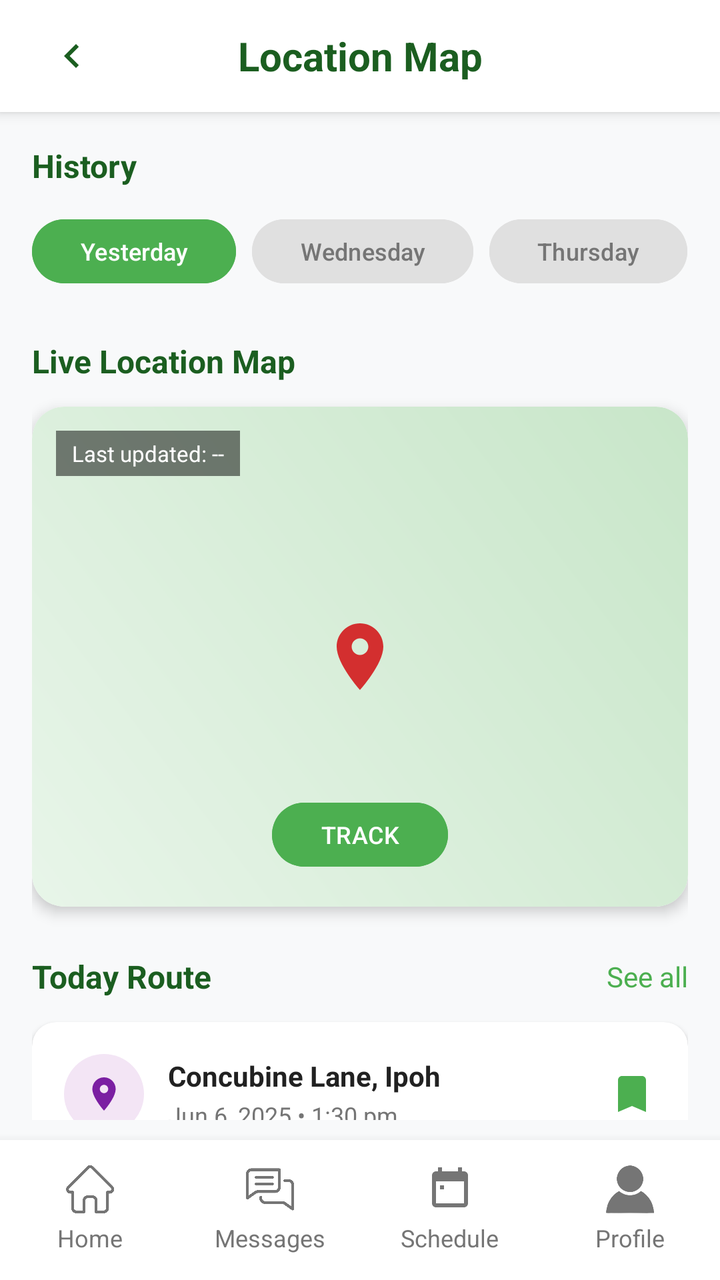
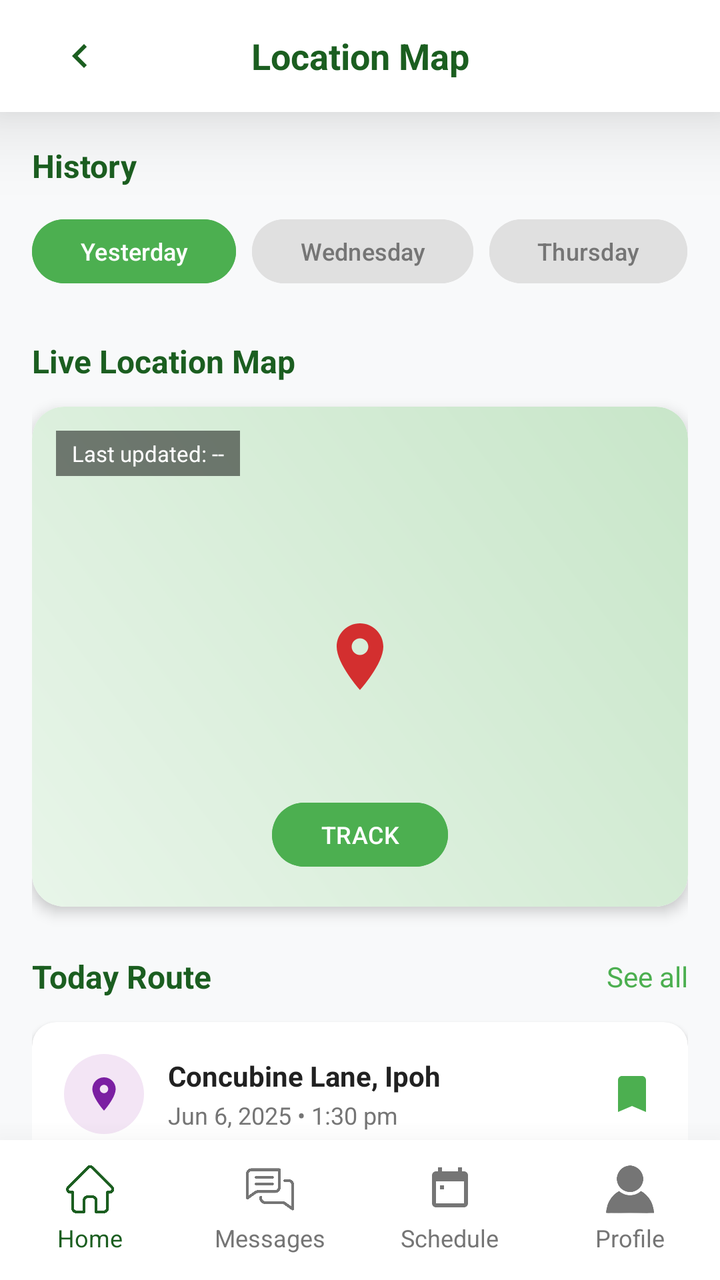

Two renders of the same Android screen: before a commit and after it. Below are the layout's source before the change and the commit's diff.
<!-- AndroidManifest.xml: application theme Theme.CareLink -->
<!-- res/layout/activity_location_map.xml -->
<?xml version="1.0" encoding="utf-8"?>
<androidx.coordinatorlayout.widget.CoordinatorLayout
    xmlns:android="http://schemas.android.com/apk/res/android"
    xmlns:app="http://schemas.android.com/apk/res-auto"
    android:layout_width="match_parent"
    android:layout_height="match_parent"
    android:background="#F8F9FA">

    <LinearLayout
        android:id="@+id/header"
        android:layout_width="match_parent"
        android:layout_height="wrap_content"
        android:orientation="vertical"
        android:background="@color/white"
        android:elevation="4dp">

        <LinearLayout
            android:layout_width="match_parent"
            android:layout_height="56dp"
            android:orientation="horizontal"
            android:gravity="center_vertical"
            android:paddingHorizontal="16dp">

            <ImageView
                android:id="@+id/btnBack"
                android:layout_width="40dp"
                android:layout_height="40dp"
                android:src="@drawable/ic_chevron_left"
                android:padding="8dp"
                android:background="?attr/selectableItemBackgroundBorderless"/>

            <TextView
                android:layout_width="0dp"
                android:layout_height="wrap_content"
                android:layout_weight="1"
                android:text="Location Map"
                android:textSize="20sp"
                android:textStyle="bold"
                android:textColor="#1B5E20"
                android:gravity="center"/>

            <ImageView
                android:id="@+id/btnMore"
                android:layout_width="40dp"
                android:layout_height="40dp"
                android:src="@drawable/ic_more_vert"
                android:padding="8dp"
                android:background="?attr/selectableItemBackgroundBorderless"/>
        </LinearLayout>
    </LinearLayout>

    <androidx.core.widget.NestedScrollView
        android:layout_width="match_parent"
        android:layout_height="match_parent"
        android:layout_marginTop="56dp"
        android:layout_marginBottom="80dp"
        android:fillViewport="true">

        <LinearLayout
            android:layout_width="match_parent"
            android:layout_height="wrap_content"
            android:orientation="vertical"
            android:padding="16dp">

            <TextView
                android:layout_width="wrap_content"
                android:layout_height="wrap_content"
                android:text="History"
                android:textSize="16sp"
                android:textStyle="bold"
                android:textColor="#1B5E20"
                android:layout_marginBottom="12dp"/>

            <HorizontalScrollView
                android:layout_width="match_parent"
                android:layout_height="wrap_content"
                android:scrollbars="none">

                <LinearLayout
                    android:layout_width="wrap_content"
                    android:layout_height="wrap_content"
                    android:orientation="horizontal">

                    <com.google.android.material.button.MaterialButton
                        android:id="@+id/btnYesterday"
                        android:layout_width="wrap_content"
                        android:layout_height="40dp"
                        android:text="Yesterday"
                        android:textSize="12sp"
                        android:backgroundTint="#4CAF50"
                        android:textColor="@color/white"
                        app:cornerRadius="20dp"
                        android:layout_marginEnd="8dp"/>

                    <com.google.android.material.button.MaterialButton
                        android:id="@+id/btnWednesday"
                        android:layout_width="wrap_content"
                        android:layout_height="40dp"
                        android:text="Wednesday"
                        android:textSize="12sp"
                        android:backgroundTint="#E0E0E0"
                        android:textColor="#757575"
                        app:cornerRadius="20dp"
                        android:layout_marginEnd="8dp"/>

                    <com.google.android.material.button.MaterialButton
                        android:id="@+id/btnThursday"
                        android:layout_width="wrap_content"
                        android:layout_height="40dp"
                        android:text="Thursday"
                        android:textSize="12sp"
                        android:backgroundTint="#E0E0E0"
                        android:textColor="#757575"
                        app:cornerRadius="20dp"
                        android:layout_marginEnd="8dp"/>

                    <com.google.android.material.button.MaterialButton
                        android:id="@+id/btnFriday"
                        android:layout_width="wrap_content"
                        android:layout_height="40dp"
                        android:text="Friday"
                        android:textSize="12sp"
                        android:backgroundTint="#E0E0E0"
                        android:textColor="#757575"
                        app:cornerRadius="20dp"/>
                </LinearLayout>
            </HorizontalScrollView>

            <TextView
                android:layout_width="wrap_content"
                android:layout_height="wrap_content"
                android:text="Live Location Map"
                android:textSize="16sp"
                android:textStyle="bold"
                android:textColor="#1B5E20"
                android:layout_marginTop="24dp"
                android:layout_marginBottom="12dp"/>

            <androidx.cardview.widget.CardView
                android:layout_width="match_parent"
                android:layout_height="250dp"
                app:cardCornerRadius="16dp"
                app:cardElevation="4dp">

                <FrameLayout
                    android:layout_width="match_parent"
                    android:layout_height="match_parent">

                    <ImageView
                        android:id="@+id/ivMap"
                        android:layout_width="match_parent"
                        android:layout_height="match_parent"
                        android:src="@drawable/img_map"
                        android:scaleType="centerCrop"/>

                    <TextView
                        android:id="@+id/tvLastUpdated"
                        android:layout_width="wrap_content"
                        android:layout_height="wrap_content"
                        android:text="Last updated: --"
                        android:textSize="11sp"
                        android:textColor="@color/white"
                        android:background="#80000000"
                        android:paddingHorizontal="8dp"
                        android:paddingVertical="4dp"
                        android:layout_gravity="top|start"
                        android:layout_margin="12dp"/>

                    <ImageView
                        android:layout_width="40dp"
                        android:layout_height="40dp"
                        android:src="@drawable/ic_location_pin"
                        android:layout_gravity="center"/>

                    <com.google.android.material.button.MaterialButton
                        android:id="@+id/btnTrack"
                        android:layout_width="wrap_content"
                        android:layout_height="40dp"
                        android:text="TRACK"
                        android:textSize="12sp"
                        android:backgroundTint="#4CAF50"
                        android:textColor="@color/white"
                        app:cornerRadius="20dp"
                        android:layout_gravity="bottom|center_horizontal"
                        android:layout_marginBottom="16dp"/>
                </FrameLayout>
            </androidx.cardview.widget.CardView>

            <LinearLayout
                android:layout_width="match_parent"
                android:layout_height="wrap_content"
                android:orientation="horizontal"
                android:layout_marginTop="24dp"
                android:gravity="center_vertical">

                <TextView
                    android:layout_width="0dp"
                    android:layout_height="wrap_content"
                    android:layout_weight="1"
                    android:text="Today Route"
                    android:textSize="16sp"
                    android:textStyle="bold"
                    android:textColor="#1B5E20"/>

                <TextView
                    android:id="@+id/tvSeeAllRoute"
                    android:layout_width="wrap_content"
                    android:layout_height="wrap_content"
                    android:text="See all"
                    android:textSize="14sp"
                    android:textColor="#4CAF50"/>
            </LinearLayout>

            <androidx.cardview.widget.CardView
                android:layout_width="match_parent"
                android:layout_height="wrap_content"
                android:layout_marginTop="12dp"
                app:cardCornerRadius="12dp"
                app:cardElevation="2dp">

                <LinearLayout
                    android:layout_width="match_parent"
                    android:layout_height="wrap_content"
                    android:orientation="vertical"
                    android:padding="16dp">

                    <LinearLayout
                        android:layout_width="match_parent"
                        android:layout_height="wrap_content"
                        android:orientation="horizontal"
                        android:gravity="center_vertical">

                        <ImageView
                            android:layout_width="40dp"
                            android:layout_height="40dp"
                            android:src="@drawable/ic_location"
                            android:background="@drawable/circle_purple_light"
                            android:padding="10dp"
                            app:tint="#7B1FA2"/>

                        <LinearLayout
                            android:layout_width="0dp"
                            android:layout_height="wrap_content"
                            android:layout_weight="1"
                            android:orientation="vertical"
                            android:layout_marginStart="12dp">

                            <TextView
                                android:layout_width="wrap_content"
                                android:layout_height="wrap_content"
                                android:text="Concubine Lane, Ipoh"
                                android:textSize="14sp"
                                android:textStyle="bold"
                                android:textColor="#212121"/>

                            <TextView
                                android:layout_width="wrap_content"
                                android:layout_height="wrap_content"
                                android:text="Jun 6, 2025 • 1:30 pm"
                                android:textSize="12sp"
                                android:textColor="#757575"
                                android:layout_marginTop="2dp"/>
                        </LinearLayout>

                        <ImageView
                            android:layout_width="24dp"
                            android:layout_height="24dp"
                            android:src="@drawable/ic_bookmark"
                            app:tint="#4CAF50"/>
                    </LinearLayout>

                    <View
                        android:layout_width="match_parent"
                        android:layout_height="1dp"
                        android:background="#E0E0E0"
                        android:layout_marginVertical="12dp"/>

                    <LinearLayout
                        android:layout_width="match_parent"
                        android:layout_height="wrap_content"
                        android:orientation="horizontal"
                        android:gravity="center_vertical">

                        <ImageView
                            android:layout_width="40dp"
                            android:layout_height="40dp"
                            android:src="@drawable/ic_location"
                            android:background="@drawable/circle_purple_light"
                            android:padding="10dp"
                            app:tint="#7B1FA2"/>

                        <LinearLayout
                            android:layout_width="0dp"
                            android:layout_height="wrap_content"
                            android:layout_weight="1"
                            android:orientation="vertical"
                            android:layout_marginStart="12dp">

                            <TextView
                                android:layout_width="wrap_content"
                                android:layout_height="wrap_content"
                                android:text="Aeon Kinta City, Ipoh"
                                android:textSize="14sp"
                                android:textStyle="bold"
                                android:textColor="#212121"/>

                            <TextView
                                android:layout_width="wrap_content"
                                android:layout_height="wrap_content"
                                android:text="Jun 6, 2025 • 3:00 pm"
                                android:textSize="12sp"
                                android:textColor="#757575"
                                android:layout_marginTop="2dp"/>
                        </LinearLayout>

                        <ImageView
                            android:layout_width="24dp"
                            android:layout_height="24dp"
                            android:src="@drawable/ic_bookmark"
                            app:tint="#4CAF50"/>
                    </LinearLayout>

                </LinearLayout>
            </androidx.cardview.widget.CardView>

        </LinearLayout>
    </androidx.core.widget.NestedScrollView>

    <LinearLayout
        android:id="@+id/customBottomNav"
        android:layout_width="match_parent"
        android:layout_height="70dp"
        android:layout_gravity="bottom"
        android:background="@color/white"
        android:elevation="8dp"
        android:orientation="horizontal"
        android:weightSum="4"
        android:paddingVertical="8dp">

        <LinearLayout
            android:id="@+id/navHome"
            android:layout_width="0dp"
            android:layout_height="match_parent"
            android:layout_weight="1"
            android:orientation="vertical"
            android:gravity="center"
            android:clickable="true"
            android:background="?attr/selectableItemBackground">

            <ImageView
                android:layout_width="24dp"
                android:layout_height="24dp"
                android:src="@drawable/img_home"
                app:tint="#757575"/>

            <TextView
                android:layout_width="wrap_content"
                android:layout_height="wrap_content"
                android:text="Home"
                android:textSize="12sp"
                android:textColor="#757575"
                android:layout_marginTop="4dp"/>
        </LinearLayout>

        <LinearLayout
            android:id="@+id/navMessages"
            android:layout_width="0dp"
            android:layout_height="match_parent"
            android:layout_weight="1"
            android:orientation="vertical"
            android:gravity="center"
            android:clickable="true"
            android:background="?attr/selectableItemBackground">

            <ImageView
                android:layout_width="24dp"
                android:layout_height="24dp"
                android:src="@drawable/img_message"
                app:tint="#757575"/>

            <TextView
                android:layout_width="wrap_content"
                android:layout_height="wrap_content"
                android:text="Messages"
                android:textSize="12sp"
                android:textColor="#757575"
                android:layout_marginTop="4dp"/>
        </LinearLayout>

        <LinearLayout
            android:id="@+id/navSchedule"
            android:layout_width="0dp"
            android:layout_height="match_parent"
            android:layout_weight="1"
            android:orientation="vertical"
            android:gravity="center"
            android:clickable="true"
            android:background="?attr/selectableItemBackground">

            <ImageView
                android:layout_width="24dp"
                android:layout_height="24dp"
                android:src="@drawable/ic_calendar"
                app:tint="#757575"/>

            <TextView
                android:layout_width="wrap_content"
                android:layout_height="wrap_content"
                android:text="Schedule"
                android:textSize="12sp"
                android:textColor="#757575"
                android:layout_marginTop="4dp"/>
        </LinearLayout>

        <LinearLayout
            android:id="@+id/navProfile"
            android:layout_width="0dp"
            android:layout_height="match_parent"
            android:layout_weight="1"
            android:orientation="vertical"
            android:gravity="center"
            android:clickable="true"
            android:background="?attr/selectableItemBackground">

            <ImageView
                android:layout_width="24dp"
                android:layout_height="24dp"
                android:src="@drawable/img_profile"
                app:tint="#757575"/>

            <TextView
                android:layout_width="wrap_content"
                android:layout_height="wrap_content"
                android:text="Profile"
                android:textSize="12sp"
                android:textColor="#757575"
                android:layout_marginTop="4dp"/>
        </LinearLayout>

    </LinearLayout>

</androidx.coordinatorlayout.widget.CoordinatorLayout>
<!-- resources referenced by this layout -->
<resources>
  <color name="white">#FFFFFF</color>
  <!-- drawable circle_purple_light (drawable) -->
  <?xml version="1.0" encoding="utf-8"?>
  <shape xmlns:android="http://schemas.android.com/apk/res/android"
      android:shape="oval">
      <solid android:color="#F3E5F5"/>
  </shape>
  <!-- drawable ic_bookmark (drawable) -->
  <?xml version="1.0" encoding="utf-8"?>
  <vector xmlns:android="http://schemas.android.com/apk/res/android"
      android:width="24dp"
      android:height="24dp"
      android:viewportWidth="24"
      android:viewportHeight="24"
      android:tint="#4CAF50">
      <path
          android:fillColor="@android:color/white"
          android:pathData="M17,3H7c-1.1,0 -1.99,0.9 -1.99,2L5,21l7,-3 7,3V5c0,-1.1 -0.9,-2 -2,-2z"/>
  </vector>
  <!-- drawable ic_calendar (drawable) -->
  <?xml version="1.0" encoding="utf-8"?>
  <vector xmlns:android="http://schemas.android.com/apk/res/android"
      android:width="24dp"
      android:height="24dp"
      android:viewportWidth="24"
      android:viewportHeight="24">
      <path
          android:fillColor="#757575"
          android:pathData="M19,3h-1L18,1h-2v2L8,3L8,1L6,1v2L5,3c-1.11,0 -1.99,0.9 -1.99,2L3,19c0,1.1 0.89,2 2,2h14c1.1,0 2,-0.9 2,-2L21,5c0,-1.1 -0.9,-2 -2,-2zM19,19L5,19L5,8h14v11zM9,10L7,10v2h2v-2z"/>
  </vector>
  <!-- drawable ic_chevron_left (drawable) -->
  <?xml version="1.0" encoding="utf-8"?>
  <vector xmlns:android="http://schemas.android.com/apk/res/android"
      android:width="24dp"
      android:height="24dp"
      android:viewportWidth="24"
      android:viewportHeight="24"
      android:tint="#1B5E20">
      <path
          android:fillColor="@android:color/white"
          android:pathData="M15.41,7.41L14,6l-6,6 6,6 1.41,-1.41L10.83,12z"/>
  </vector>
  <!-- drawable ic_location (drawable) -->
  <?xml version="1.0" encoding="utf-8"?>
  <vector xmlns:android="http://schemas.android.com/apk/res/android"
      android:width="24dp"
      android:height="24dp"
      android:viewportWidth="24"
      android:viewportHeight="24">
      <path
          android:fillColor="#FFFFFF"
          android:pathData="M12,2C8.13,2 5,5.13 5,9c0,5.25 7,13 7,13s7,-7.75 7,-13c0,-3.87 -3.13,-7 -7,-7zM12,11.5c-1.38,0 -2.5,-1.12 -2.5,-2.5s1.12,-2.5 2.5,-2.5 2.5,1.12 2.5,2.5 -1.12,2.5 -2.5,2.5z"/>
  </vector>
  <!-- drawable ic_location_pin (drawable) -->
  <?xml version="1.0" encoding="utf-8"?>
  <vector xmlns:android="http://schemas.android.com/apk/res/android"
      android:width="40dp"
      android:height="40dp"
      android:viewportWidth="24"
      android:viewportHeight="24"
      android:tint="#D32F2F">
      <path
          android:fillColor="@android:color/white"
          android:pathData="M12,2C8.13,2 5,5.13 5,9c0,5.25 7,13 7,13s7,-7.75 7,-13c0,-3.87 -3.13,-7 -7,-7zM12,11.5c-1.38,0 -2.5,-1.12 -2.5,-2.5s1.12,-2.5 2.5,-2.5 2.5,1.12 2.5,2.5 -1.12,2.5 -2.5,2.5z"/>
  </vector>
  <!-- drawable ic_more_vert (drawable) -->
  <vector xmlns:android="http://schemas.android.com/apk/res/android"
      android:width="24dp"
      android:height="24dp"
      android:viewportWidth="24"
      android:viewportHeight="24">
      <path
          android:fillColor="#FFFFFF"
          android:pathData="M12,8c1.1,0 2,-0.9 2,-2s-0.9,-2 -2,-2 -2,0.9 -2,2 0.9,2 2,2zM12,10c-1.1,0 -2,0.9 -2,2s0.9,2 2,2 2,-0.9 2,-2 -0.9,-2 -2,-2zM12,16c-1.1,0 -2,0.9 -2,2s0.9,2 2,2 2,-0.9 2,-2 -0.9,-2 -2,-2z"/>
  </vector>
  <!-- drawable img_home: png bitmap (drawable, 47269 bytes) -->
  <!-- drawable img_map (drawable) -->
  <?xml version="1.0" encoding="utf-8"?>
  <shape xmlns:android="http://schemas.android.com/apk/res/android"
      android:shape="rectangle">
      <gradient
          android:startColor="#E8F5E9"
          android:endColor="#C8E6C9"
          android:angle="45"/>
      <corners android:radius="16dp"/>
  </shape>
  <style name="Theme.CareLink" parent="Base.Theme.CareLink" />
  <style name="Base.Theme.CareLink" parent="Theme.Material3.DayNight.NoActionBar">
          <item name="android:statusBarColor">@color/green</item>
          <item name="android:windowLightStatusBar">false</item>
      </style>
  <color name="green">#4CAF50</color>
  <!-- unchanged entries left out for length: 2 -->
</resources>

<!-- the commit's change to res/layout/activity_location_map.xml (unified diff, before → after) -->
@@ -1,59 +1,18 @@
 <?xml version="1.0" encoding="utf-8"?>
-<androidx.coordinatorlayout.widget.CoordinatorLayout
+<RelativeLayout
     xmlns:android="http://schemas.android.com/apk/res/android"
     xmlns:app="http://schemas.android.com/apk/res-auto"
     android:layout_width="match_parent"
     android:layout_height="match_parent"
     android:background="#F8F9FA">
 
-    <LinearLayout
-        android:id="@+id/header"
-        android:layout_width="match_parent"
-        android:layout_height="wrap_content"
-        android:orientation="vertical"
-        android:background="@color/white"
-        android:elevation="4dp">
-
-        <LinearLayout
-            android:layout_width="match_parent"
-            android:layout_height="56dp"
-            android:orientation="horizontal"
-            android:gravity="center_vertical"
-            android:paddingHorizontal="16dp">
-
-            <ImageView
-                android:id="@+id/btnBack"
-                android:layout_width="40dp"
-                android:layout_height="40dp"
-                android:src="@drawable/ic_chevron_left"
-                android:padding="8dp"
-                android:background="?attr/selectableItemBackgroundBorderless"/>
-
-            <TextView
-                android:layout_width="0dp"
-                android:layout_height="wrap_content"
-                android:layout_weight="1"
-                android:text="Location Map"
-                android:textSize="20sp"
-                android:textStyle="bold"
-                android:textColor="#1B5E20"
-                android:gravity="center"/>
-
-            <ImageView
-                android:id="@+id/btnMore"
-                android:layout_width="40dp"
-                android:layout_height="40dp"
-                android:src="@drawable/ic_more_vert"
-                android:padding="8dp"
-                android:background="?attr/selectableItemBackgroundBorderless"/>
-        </LinearLayout>
-    </LinearLayout>
-
+    
     <androidx.core.widget.NestedScrollView
+        android:id="@+id/scrollView"
         android:layout_width="match_parent"
         android:layout_height="match_parent"
         android:layout_marginTop="56dp"
-        android:layout_marginBottom="80dp"
+        android:layout_marginBottom="70dp"
         android:fillViewport="true">
 
         <LinearLayout
@@ -326,13 +285,61 @@
         </LinearLayout>
     </androidx.core.widget.NestedScrollView>
 
+    
+    <LinearLayout
+        android:id="@+id/header"
+        android:layout_width="match_parent"
+        android:layout_height="56dp"
+        android:orientation="horizontal"
+        android:background="@color/white"
+        android:elevation="12dp"
+        android:translationZ="12dp"
+        android:gravity="center_vertical"
+        android:paddingHorizontal="16dp"
+        android:layout_alignParentTop="true">
+
+        <ImageView
+            android:id="@+id/btnBack"
+            android:layout_width="48dp"
+            android:layout_height="48dp"
+            android:src="@drawable/ic_chevron_left"
+            android:padding="12dp"
+            android:clickable="true"
+            android:focusable="true"
+            android:background="?attr/selectableItemBackgroundBorderless"/>
+
+        <TextView
+            android:id="@+id/tvTrackingName"
+            android:layout_width="0dp"
+            android:layout_height="wrap_content"
+            android:layout_weight="1"
+            android:text="Location Map"
+            android:textSize="18sp"
+            android:textStyle="bold"
+            android:textColor="#1B5E20"
+            android:gravity="center"
+            android:clickable="true"
+            android:focusable="true"
+            android:background="?attr/selectableItemBackgroundBorderless"/>
+
+        <ImageView
+            android:id="@+id/btnMore"
+            android:layout_width="48dp"
+            android:layout_height="48dp"
+            android:src="@drawable/ic_more_vert"
+            android:padding="12dp"
+            android:background="?attr/selectableItemBackgroundBorderless"/>
+    </LinearLayout>
+
+    
     <LinearLayout
         android:id="@+id/customBottomNav"
         android:layout_width="match_parent"
         android:layout_height="70dp"
-        android:layout_gravity="bottom"
+        android:layout_alignParentBottom="true"
         android:background="@color/white"
-        android:elevation="8dp"
+        android:elevation="12dp"
+        android:translationZ="12dp"
         android:orientation="horizontal"
         android:weightSum="4"
         android:paddingVertical="8dp">
@@ -351,14 +358,14 @@
                 android:layout_width="24dp"
                 android:layout_height="24dp"
                 android:src="@drawable/img_home"
-                app:tint="#757575"/>
+                app:tint="#1B5E20"/>
 
             <TextView
                 android:layout_width="wrap_content"
                 android:layout_height="wrap_content"
                 android:text="Home"
                 android:textSize="12sp"
-                android:textColor="#757575"
+                android:textColor="#1B5E20"
                 android:layout_marginTop="4dp"/>
         </LinearLayout>
 
@@ -439,4 +446,4 @@
 
     </LinearLayout>
 
-</androidx.coordinatorlayout.widget.CoordinatorLayout>
+</RelativeLayout>
